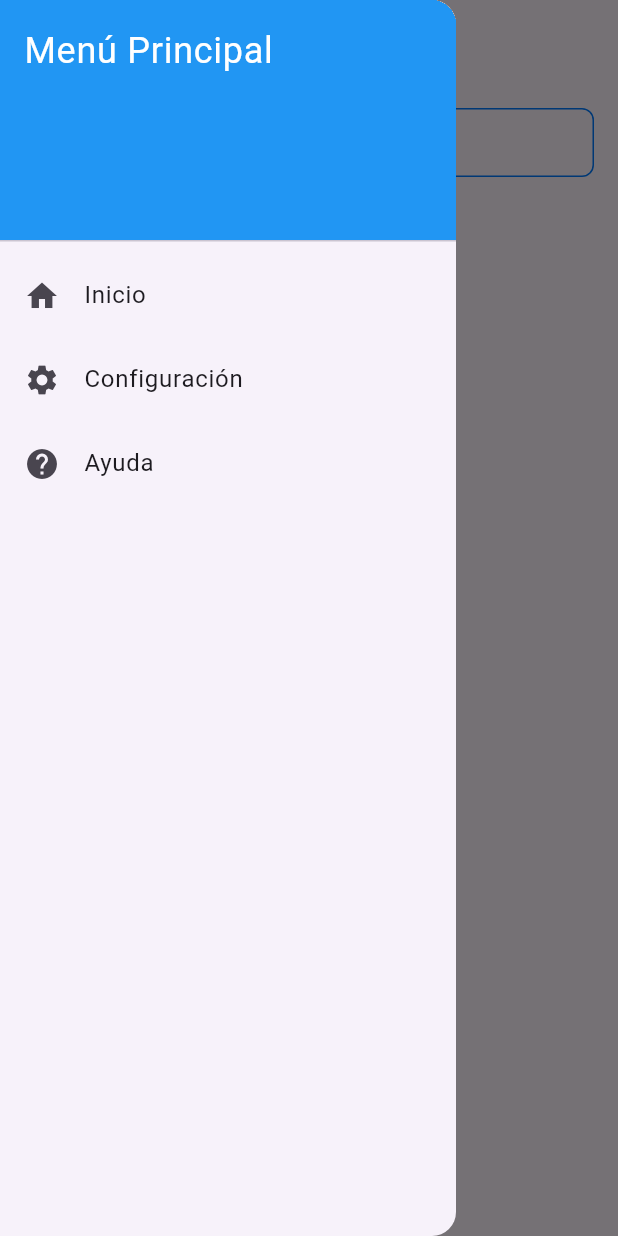
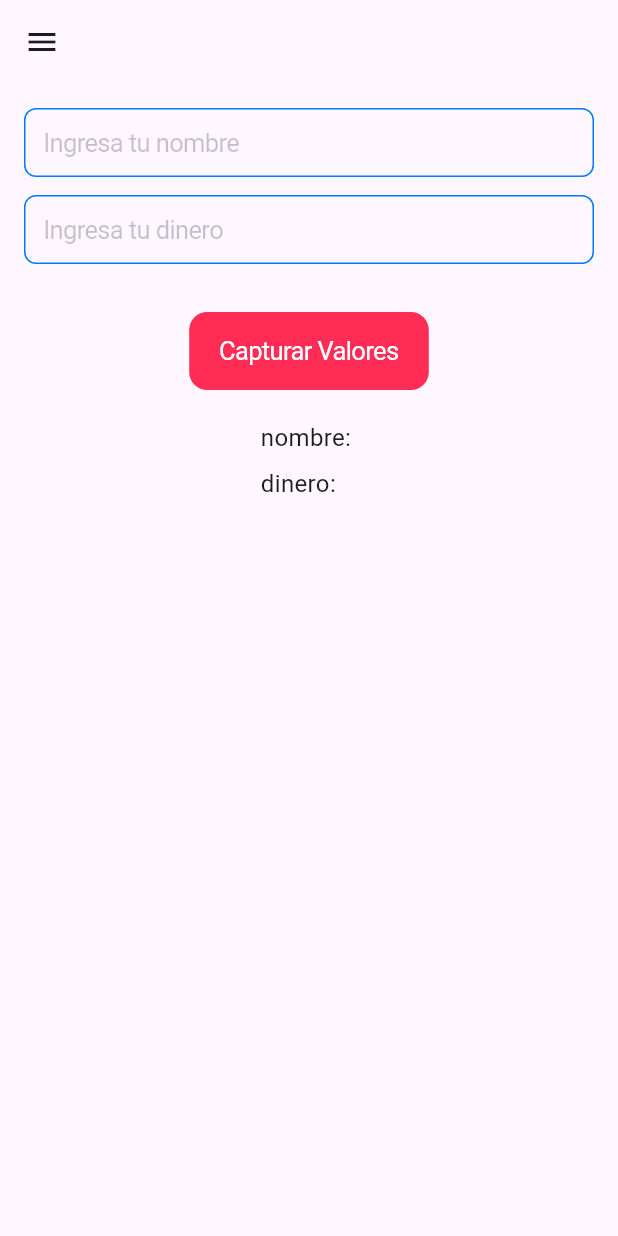
Before and after one commit to DilanBernal/our-finances, a Flutter app: the screen it shows after launch, in the side drawer, after a tap on "Inicio", on a phone screen of 412 x 824 dp. Run offline on Flutter 3.47's test engine with Material 3 defaults, Android fonts, the phone set to English and light mode, and no system bars; our stand-ins replace sqflite; accounts and stored records are empty.

Commit message:
init Sqlite Configuration and added register_screen.dart

```diff
--- a/lib/Screens/home_screen.dart
+++ b/lib/Screens/home_screen.dart
@@ -1,5 +1,6 @@
 import 'package:flutter/material.dart';
 import 'package:our_finances/Screens/new_entry_screen.dart';
+import 'package:our_finances/Screens/register_screen.dart';
 
 class HomeScreen extends StatelessWidget{
 
@@ -10,7 +11,7 @@ class HomeScreen extends StatelessWidget{
     return SafeArea(
       child: Column(
         children: [
-          NewEntryScreen()
+          RegisterScreen()
         ],
       ),
     );
--- a/lib/Screens/new_entry_screen.dart
+++ b/lib/Screens/new_entry_screen.dart
@@ -6,10 +6,6 @@ class NewEntryScreen extends StatelessWidget {
 
   @override
   Widget build(BuildContext context) {
-    return InputWithButton(onSend: reirme);
-  }
-
-  void reirme(){
-    print("Laught");
+    return InputWithButton(onSend: (values) {print('values');}, fieldNames: ["jaja", "nooo"],);
   }
 }
--- /dev/null
+++ b/lib/Screens/register_screen.dart
@@ -0,0 +1,40 @@
+import 'package:flutter/cupertino.dart';
+import 'package:flutter/services.dart';
+import 'package:our_finances/Dao/sqlite/user_dao_sqlite.dart';
+import 'package:our_finances/Models/user.dart';
+import 'package:our_finances/Widgets/input_with_button.dart';
+import 'package:provider/provider.dart';
+
+class RegisterScreen extends StatelessWidget {
+  const RegisterScreen({super.key});
+
+  @override
+  Widget build(BuildContext context) {
+    final userRepo = context.read<UserDaoSqlite>();
+    return InputWithButton(
+      onSend: (values) => {_createUser(values, userRepo)},
+      fieldNames: ["nombre", "dinero"],
+      keyboardTypes: [TextInputType.text, TextInputType.number],
+      inputFormatters: [
+        [],
+        [FilteringTextInputFormatter.digitsOnly]
+      ],
+    );
+  }
+
+  Future<void> _createUser(
+      Map<String, String> values, UserDaoSqlite userRepo) async {
+    try {
+      final name = values['nombre']!;
+      final balance = double.tryParse(values['dinero']!) ?? 0.0;
+
+      if (name != null && name.trim() != '') {
+        final user = User(id: 0, name: name, balance: balance);
+        await userRepo.insertUser(user);
+      }
+      await userRepo.getAllUsers();
+    } catch (e) {
+      print(e);
+    }
+  }
+}
--- a/lib/Widgets/input_with_button.dart
+++ b/lib/Widgets/input_with_button.dart
@@ -2,59 +2,102 @@ import 'package:flutter/cupertino.dart';
 import 'package:flutter/services.dart';
 
 class InputWithButton extends StatefulWidget {
-  final Function() onSend;
-  const InputWithButton({super.key, required this.onSend});
+  final Function(Map<String, String>) onSend; // Ahora recibe un mapa de valores
+  final List<String> fieldNames; // Nombres de los campos
+  final List<TextInputType>? keyboardTypes; // Tipos de teclado opcionales
+  final List<List<TextInputFormatter>>? inputFormatters; // Formateadores opcionales
+
+  const InputWithButton({
+    super.key,
+    required this.onSend,
+    required this.fieldNames,
+    this.keyboardTypes,
+    this.inputFormatters,
+  });
+
   @override
   _InputWithButtonState createState() => _InputWithButtonState();
 }
 
 class _InputWithButtonState extends State<InputWithButton> {
-  final TextEditingController _textController = TextEditingController();
+  late List<TextEditingController> _controllers;
+  late Map<String, String> _capturedValues;
 
-  String _capturedText = '';
+  @override
+  void initState() {
+    super.initState();
+    _controllers = List.generate(
+      widget.fieldNames.length,
+          (index) => TextEditingController(),
+    );
+    _capturedValues = {for (var name in widget.fieldNames) name: ''};
+  }
+
   @override
   Widget build(BuildContext context) {
     return Padding(
       padding: const EdgeInsets.all(16.0),
       child: Column(
         children: [
-          // Campo de texto (Cupertino)
-          CupertinoTextField(
-            controller: _textController,
-            keyboardType: TextInputType.number,
-            inputFormatters: [
-              FilteringTextInputFormatter.digitsOnly,
-            ],
-            placeholder: 'Ingresa un texto',
+          // Generar un campo por cada nombre proporcionado
+          ...List.generate(widget.fieldNames.length, (index) {
+            return Padding(
+              padding: const EdgeInsets.only(bottom: 12.0),
+              child: CupertinoTextField(
+                controller: _controllers[index],
+                keyboardType: widget.keyboardTypes != null && widget.keyboardTypes!.length > index
+                    ? widget.keyboardTypes![index]
+                    : TextInputType.text,
+                inputFormatters: widget.inputFormatters != null && widget.inputFormatters!.length > index
+                    ? widget.inputFormatters![index]
+                    : null,
+                placeholder: 'Ingresa tu ${widget.fieldNames[index]}',
                 padding: EdgeInsets.all(12),
-            style: TextStyle(
-              color: CupertinoColors.lightBackgroundGray
-            ),
+                style: TextStyle(color: CupertinoColors.lightBackgroundGray),
                 decoration: BoxDecoration(
                   border: Border.all(color: CupertinoColors.systemBlue),
                   borderRadius: BorderRadius.circular(8),
                 ),
               ),
-          SizedBox(height: 20), // Espacio entre el TextField y el botón
+            );
+          }),
 
-          // Botón para capturar el texto (Cupertino)
+          SizedBox(height: 20),
+
           CupertinoButton(
             onPressed: () {
-              widget.onSend();
+              // Capturar todos los valores
+              final values = {
+                for (int i = 0; i < widget.fieldNames.length; i++)
+                  widget.fieldNames[i]: _controllers[i].text
+              };
+
               setState(() {
-                _capturedText = _textController.text;
+                _capturedValues = values;
               });
+
+              widget.onSend(values);
             },
-            color: CupertinoColors.opaqueSeparator,
-            child: Text('Capturar Texto', style: TextStyle(color: CupertinoColors.darkBackgroundGray),
+            color: CupertinoColors.systemPink,
+            child: Text('Capturar Valores',
+              style: TextStyle(color: CupertinoColors.white),
             ),
           ),
-          SizedBox(height: 20), // Espacio entre el botón y el texto capturado
 
-          // Mostrar el texto capturado
-          Text(
-            'Texto capturado: $_capturedText',
-            style: TextStyle(fontSize: 18),
+          SizedBox(height: 20),
+
+          // Mostrar todos los valores capturados
+          Column(
+            crossAxisAlignment: CrossAxisAlignment.start,
+            children: _capturedValues.entries.map((entry) {
+              return Padding(
+                padding: const EdgeInsets.only(bottom: 8.0),
+                child: Text(
+                  '${entry.key}: ${entry.value}',
+                  style: TextStyle(fontSize: 16),
+                ),
+              );
+            }).toList(),
           ),
         ],
       ),
@@ -63,7 +106,9 @@ class _InputWithButtonState extends State<InputWithButton> {
 
   @override
   void dispose() {
-    _textController.dispose();
+    for (var controller in _controllers) {
+      controller.dispose();
+    }
     super.dispose();
   }
 }
--- /dev/null
+++ b/lib/Widgets/list_menu.dart
@@ -0,0 +1,47 @@
+import 'package:flutter/material.dart';
+
+class ListMenu extends StatelessWidget {
+  const ListMenu({
+    super.key,
+  });
+
+  @override
+  Widget build(BuildContext context) {
+    return ListView(
+      children: <Widget>[
+        DrawerHeader(
+          decoration: BoxDecoration(
+            color: Color.fromRGBO(46, 0, 76, 0.75),
+          ),
+          child: Text(
+            'Nuestras finanzas',
+            style: TextStyle(
+              fontSize: 24,
+            ),
+          ),
+        ),
+        // Opciones del menú
+        ListTile(
+          leading: Icon(Icons.home),
+          title: Text('Inicio'),
+          onTap: () {
+            // Cerrar el menú lateral
+            Navigator.pop(context);
+            // Navegar a la pantalla de inicio
+            // Navigator.push(context, MaterialPageRoute(builder: (context) => HomeScreen()));
+          },
+        ),
+        ListTile(
+          leading: Icon(Icons.settings),
+          title: Text('Configuración'),
+          onTap: () {
+            // Cerrar el menú lateral
+            Navigator.pop(context);
+            // Navegar a la pantalla de configuración
+            // Navigator.push(context, MaterialPageRoute(builder: (context) => SettingsScreen()));
+          },
+        )
+      ],
+    );
+  }
+}
--- a/lib/main.dart
+++ b/lib/main.dart
@@ -1,17 +1,60 @@
 import 'package:flutter/material.dart';
+import 'package:our_finances/Dao/sqlite/db_helper_sqlite.dart';
+import 'package:our_finances/Dao/sqlite/user_dao_sqlite.dart';
 import 'package:our_finances/Screens/home_screen.dart';
+import 'package:provider/provider.dart';
+import 'Widgets/list_menu.dart';
 
-void main() => runApp(MyApp());
+void main() async {
+  WidgetsFlutterBinding.ensureInitialized();
+
+  final sqliteHelper = DbSqlite.instance;
+  await sqliteHelper.database;
 
 
-class MyApp extends StatelessWidget {
-  const MyApp({super.key});
+  runApp(
+    MultiProvider(
+      providers: [
+        Provider<DbSqlite>(create: (_) => sqliteHelper),
+        Provider<UserDaoSqlite>(
+            create: (ctx) => UserDaoSqlite(dbHelper: ctx.read<DbSqlite>())
+        )
+      ],
+      child:MainApp(),
+    )
+  );
+}
+
+
+class MainApp extends StatelessWidget {
+  MainApp({super.key});
+  final ThemeData blackDarkTheme = ThemeData(
+    brightness: Brightness.dark,
+    scaffoldBackgroundColor: Colors.black,
+    appBarTheme: AppBarTheme(
+      backgroundColor: Colors.black,
+      foregroundColor: Colors.white,
+    ),
+    drawerTheme: DrawerThemeData(
+      backgroundColor: Color.fromRGBO(20, 0, 20, 0.85),
+    ),
+    colorScheme: const ColorScheme.dark().copyWith(
+      primary: Colors.white,
+      onPrimary: Colors.black,
+      surface: Color.fromRGBO(82, 0, 138, 1.0),
+      onSurface: Colors.white,
+    ),
+    textTheme: const TextTheme(
+      bodyLarge: TextStyle(color: Colors.white),
+      bodyMedium: TextStyle(color: Colors.white70),
+    ),
+  );
 
   @override
   Widget build(BuildContext context) {
     return MaterialApp(
       theme: ThemeData.light(),
-      darkTheme: ThemeData.dark(),
+      darkTheme: blackDarkTheme,
       themeMode: ThemeMode.system,
       debugShowCheckedModeBanner: false,
       home: Scaffold(
@@ -26,55 +69,7 @@ class MyApp extends StatelessWidget {
           )
         ),
         drawer: Drawer(
-          child: ListView(
-            padding: EdgeInsets.zero,
-            children: <Widget>[
-              // Encabezado del menú
-              DrawerHeader(
-                decoration: BoxDecoration(
-                  color: Colors.blue,
-                ),
-                child: Text(
-                  'Menú Principal',
-                  style: TextStyle(
-                    color: Colors.white,
-                    fontSize: 24,
-                  ),
-                ),
-              ),
-              // Opciones del menú
-              ListTile(
-                leading: Icon(Icons.home),
-                title: Text('Inicio'),
-                onTap: () {
-                  // Cerrar el menú lateral
-                  Navigator.pop(context);
-                  // Navegar a la pantalla de inicio
-                  // Navigator.push(context, MaterialPageRoute(builder: (context) => HomeScreen()));
-                },
-              ),
-              ListTile(
-                leading: Icon(Icons.settings),
-                title: Text('Configuración'),
-                onTap: () {
-                  // Cerrar el menú lateral
-                  Navigator.pop(context);
-                  // Navegar a la pantalla de configuración
-                  // Navigator.push(context, MaterialPageRoute(builder: (context) => SettingsScreen()));
-                },
-              ),
-              ListTile(
-                leading: Icon(Icons.help),
-                title: Text('Ayuda'),
-                onTap: () {
-                  // Cerrar el menú lateral
-                  Navigator.pop(context);
-                  // Navegar a la pantalla de ayuda
-                  // Navigator.push(context, MaterialPageRoute(builder: (context) => HelpScreen()));
-                },
-              ),
-            ],
-          ),
+          child: ListMenu(),
         ),
       ),
     );
--- a/pubspec.yaml
+++ b/pubspec.yaml
@@ -13,6 +13,7 @@ dependencies:
   cupertino_icons: ^1.0.8
   sqflite: ^2.3.0
   path: ^1.9.0
+  provider: ^6.1.1
 
 dev_dependencies:
   flutter_test:
```
Also changed, not shown: lib/Dao/sqlite/user_dao-sqlite.dart (deleted, +0 -18 lines), lib/Dao/sqlite/user_dao_sqlite.dart (added, +49 -0 lines), lib/Models/user.dart (+6 -22 lines), lib/Dao/sqlite/db_helper_sqlite.dart (renamed from lib/Dao/sqlite/db-helper-sqlite.dart), pubspec.lock, 1 other file. Lines whose indentation alone changed are shown as unchanged.
